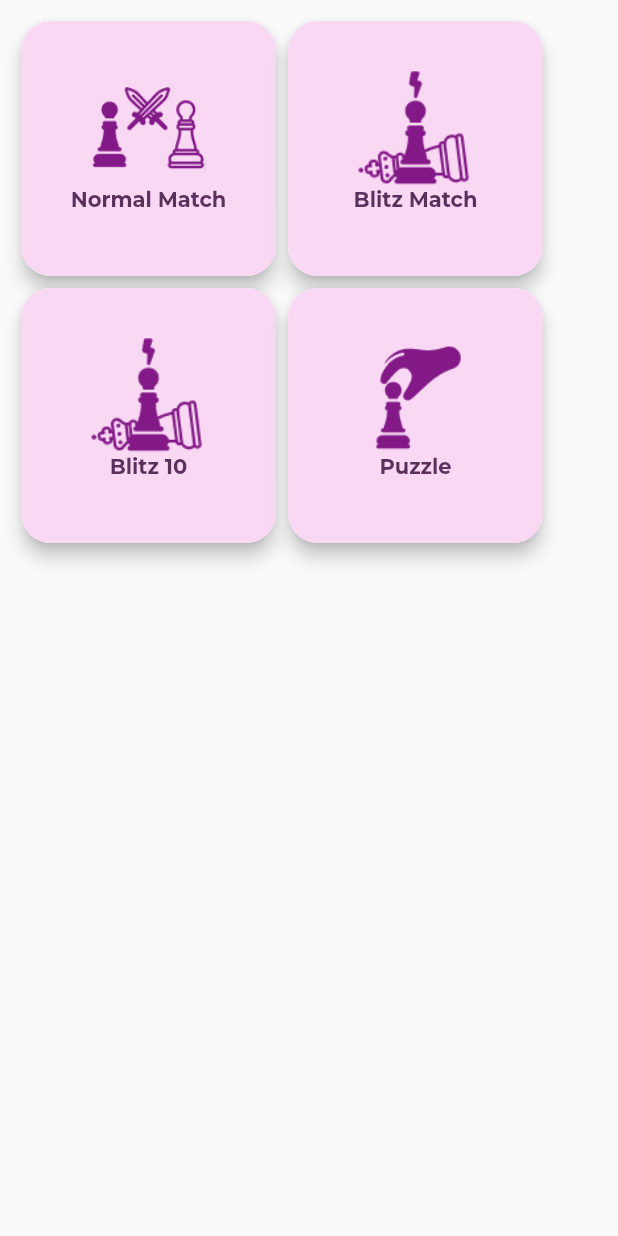
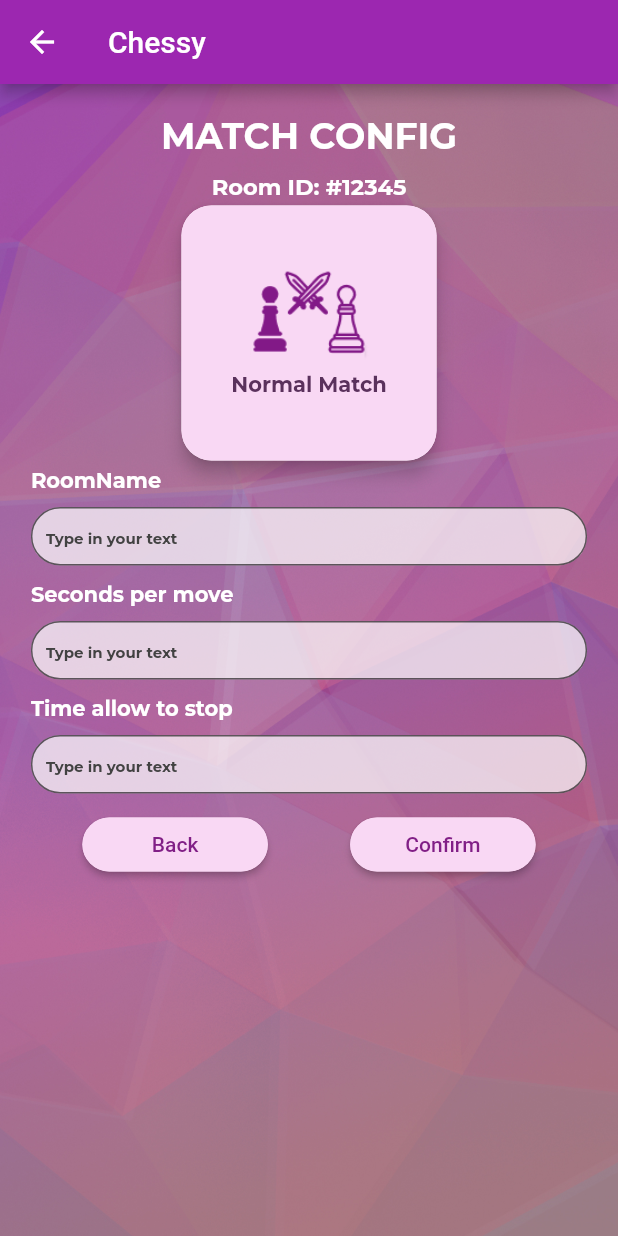
Before and after one commit to ChauKiet0311/Chessy_MobileApp, a Flutter app: the CreateRoomScreen widget shown alone on an empty page, opened directly, after a tap on "Normal Match", on a phone screen of 412 x 824 dp. Run offline on Flutter 3.47's test engine with Material 2 defaults, Android fonts, the phone set to English and light mode, and no system bars; our stand-ins replace animated_splash_screen, google_nav_bar, page_transition, quickalert; missing offline and left inert: flutter_chess_board, material_dialogs, neplox_linkpreviewer, stack, webfeed; network calls fail.

Commit message:
finish the UI of normal room

```diff
--- a/lib/screen/match_sub_screen/create_room_screen.dart
+++ b/lib/screen/match_sub_screen/create_room_screen.dart
@@ -1,5 +1,6 @@
 import "package:chessy/components/create_room_button.dart";
 import "package:chessy/models/puzzleInfo.dart";
+import "package:chessy/screen/match_sub_screen/create_room_sub_screen/create_room_normal_room.dart";
 import "package:chessy/screen/match_sub_screen/create_room_sub_screen/puzzle_screen.dart";
 import "package:flutter/material.dart";
 import 'package:material_dialogs/material_dialogs.dart';
@@ -20,7 +21,11 @@ class CreateRoomScreen extends StatelessWidget {
                   crossAxisAlignment: CrossAxisAlignment.center,
                   children: [
                     CreateRoomButton("Normal Match", () {
-                      print("Normal Matched");
+                      Navigator.push(
+                          context,
+                          MaterialPageRoute(
+                              builder: (context) => CreateNormalRoomScreen(
+                                  mode: "Normal Match")));
                     }),
                     CreateRoomButton("Blitz Match", () {})
                   ],
--- /dev/null
+++ b/lib/screen/match_sub_screen/create_room_sub_screen/create_room_normal_room.dart
@@ -0,0 +1,82 @@
+import "package:chessy/components/create_room_button.dart";
+import "package:chessy/components/input_textfield.dart";
+import "package:chessy/components/rounded_button.dart";
+import "package:flutter/material.dart";
+
+class CreateNormalRoomScreen extends StatefulWidget {
+  String mode;
+
+  CreateNormalRoomScreen({super.key, required this.mode});
+
+  @override
+  State<StatefulWidget> createState() {
+    // TODO: implement createState
+    return _CreateNormalRoomScreen(mode);
+  }
+}
+
+class _CreateNormalRoomScreen extends State<CreateNormalRoomScreen> {
+  String mode;
+  _CreateNormalRoomScreen(String this.mode);
+
+  TextEditingController roomNameTextController = TextEditingController();
+  TextEditingController secondsPerMoveTextController = TextEditingController();
+  TextEditingController timeStopTextController = TextEditingController();
+
+  Text customText(String name) {
+    return Text(
+      name,
+      style: TextStyle(
+          fontFamily: 'Montserrat',
+          fontWeight: FontWeight.w700,
+          fontSize: 12,
+          color: Colors.white),
+    );
+  }
+
+  @override
+  Widget build(BuildContext context) {
+    return Scaffold(
+        appBar: AppBar(title: const Text("Chessy")),
+        body: Container(
+            alignment: Alignment.centerLeft,
+            decoration: const BoxDecoration(
+                image: DecorationImage(
+                    image: const AssetImage('image/167.jpg'),
+                    fit: BoxFit.cover)),
+            child: Center(
+                child: Column(children: [
+              SizedBox(height: 20),
+              Text(
+                "MATCH CONFIG",
+                style: TextStyle(
+                    fontFamily: 'Montserrat',
+                    fontWeight: FontWeight.w700,
+                    fontSize: 24,
+                    color: Colors.white),
+              ),
+              SizedBox(height: 10),
+              Text(
+                "Room ID: #12345",
+                style: TextStyle(
+                    fontFamily: 'Montserrat',
+                    fontWeight: FontWeight.w700,
+                    fontSize: 15,
+                    color: Colors.white),
+              ),
+              CreateRoomButton(mode, () {}),
+              InputTextField("RoomName", roomNameTextController),
+              InputTextField("Seconds per move", secondsPerMoveTextController),
+              InputTextField("Time allow to stop", timeStopTextController),
+              Row(
+                mainAxisAlignment: MainAxisAlignment.spaceEvenly,
+                children: [
+                  RoundedButton("Back", () {
+                    Navigator.of(context, rootNavigator: true).pop(context);
+                  }),
+                  RoundedButton("Confirm", () {})
+                ],
+              )
+            ]))));
+  }
+}
--- a/lib/screen/match_sub_screen/create_room_sub_screen/puzzle_screen.dart
+++ b/lib/screen/match_sub_screen/create_room_sub_screen/puzzle_screen.dart
@@ -199,7 +199,7 @@ class _PuzzleScreen extends State<PuzzleScreen>
               child: Column(children: [
                 SizedBox(height: 20),
                 Text(
-                  "MATCH",
+                  "Choose Game",
                   style: TextStyle(
                       fontFamily: 'Montserrat',
                       fontWeight: FontWeight.w700,
```
